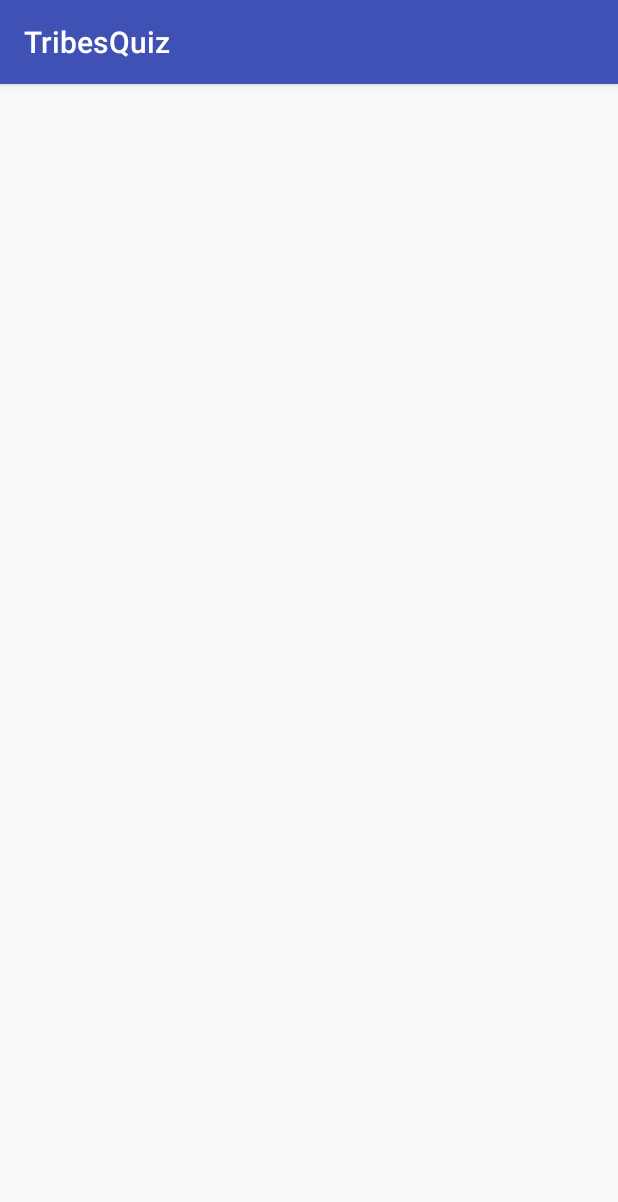
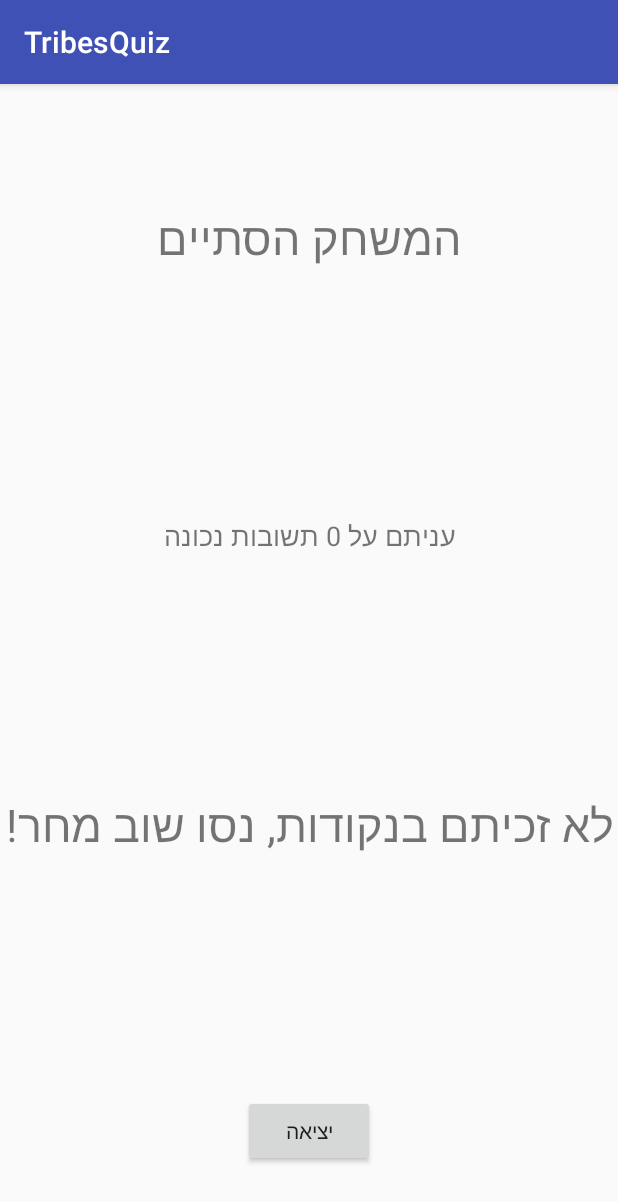
Before and after one commit to Wo1v3r/HackathonQ4US, an Android app: the EndActivity screen opened directly, with no data from a screen before it, on a phone screen of 412 x 824 dp. Shown: the top 1202 px of the screen. Run offline under Robolectric (Android 15) with nearby library versions, the phone set to English and light mode, and no system bars; our stand-ins replace ButterKnife.

Commit message:
Done the basic game

```diff
--- a/app/src/main/java/com/example/tribesquiz/EndActivity.java
+++ b/app/src/main/java/com/example/tribesquiz/EndActivity.java
@@ -1,14 +1,44 @@
 package com.example.tribesquiz;
 
+import android.content.Intent;
 import android.support.v7.app.AppCompatActivity;
 import android.os.Bundle;
+import android.view.View;
+import android.widget.TextView;
+
+import butterknife.BindView;
+import butterknife.ButterKnife;
 
 public class EndActivity extends AppCompatActivity {
+    private int score;
+    @BindView(R.id.resultsTextView) TextView resultsText;
+    @BindView(R.id.rewardText) TextView rewardText;
 
     @Override
     protected void onCreate(Bundle savedInstanceState) {
         super.onCreate(savedInstanceState);
         setContentView(R.layout.activity_end);
+        Intent intent = getIntent();
+        ButterKnife.bind(this);
+        score = intent.getIntExtra("QuizActivity.score",0);
+        resultsText.setText("עניתם על "+ score +" תשובות נכונה");
 
+        int reward = calculateReward(score);
+
+        if (reward != 0)
+            rewardText.setText("זכיתם ב " +reward+" נקודות");
+        else
+            rewardText.setText("לא זכיתם בנקודות, נסו שוב מחר!");
+    }
+
+    public void returnToMain(View view){
+        Intent intent = new Intent(this,MainActivity.class);
+        startActivity(intent);
+    }
+
+    private int calculateReward(int score){
+        if (score > 2 ) return score*10;
+
+        return 0;
     }
 }
--- a/app/src/main/java/com/example/tribesquiz/MainActivity.java
+++ b/app/src/main/java/com/example/tribesquiz/MainActivity.java
@@ -31,6 +31,12 @@ public class MainActivity extends AppCompatActivity {
     protected void onCreate(Bundle savedInstanceState) {
         super.onCreate(savedInstanceState);
         setContentView(R.layout.activity_main);
+
+        try{
+            Intent intent = getIntent();
+        }
+        catch(Exception ex){Log.d(TAG,ex.getMessage());}
+
 
 //        manager1 = MultiSenseAtomManager.getInstance(this);
 //        manager2 = MultiSenseAtomManager.getInstance(this);
--- a/app/src/main/res/layout/activity_end.xml
+++ b/app/src/main/res/layout/activity_end.xml
@@ -6,4 +6,51 @@
     android:layout_height="match_parent"
     tools:context="com.example.tribesquiz.EndActivity">
 
+    <TextView
+        android:id="@+id/gameOverText"
+        android:layout_width="wrap_content"
+        android:layout_height="wrap_content"
+        android:layout_marginTop="82dp"
+        android:text="המשחק הסתיים"
+        android:textSize="30sp"
+        app:layout_constraintLeft_toLeftOf="parent"
+        app:layout_constraintRight_toRightOf="parent"
+        app:layout_constraintTop_toTopOf="parent" />
+
+    <TextView
+        android:id="@+id/resultsTextView"
+        android:layout_width="wrap_content"
+        android:layout_height="wrap_content"
+        android:layout_marginTop="166dp"
+        android:text="עניתם על X תשובות נכונה"
+        android:textAlignment="center"
+        android:textSize="18sp"
+        app:layout_constraintLeft_toLeftOf="parent"
+        app:layout_constraintRight_toRightOf="parent"
+        app:layout_constraintTop_toBottomOf="@+id/gameOverText" />
+
+    <Button
+        android:id="@+id/backButton"
+        android:layout_width="wrap_content"
+        android:layout_height="wrap_content"
+        android:layout_marginBottom="46dp"
+        android:onClick="returnToMain"
+        android:text="יציאה"
+        app:layout_constraintBottom_toBottomOf="parent"
+        app:layout_constraintLeft_toLeftOf="parent"
+        app:layout_constraintRight_toRightOf="parent" />
+
+    <TextView
+        android:id="@+id/rewardText"
+        android:layout_width="wrap_content"
+        android:layout_height="wrap_content"
+        android:text="זכיתם בחי שקלים"
+        android:textSize="30sp"
+        app:layout_constraintLeft_toLeftOf="parent"
+        app:layout_constraintRight_toRightOf="parent"
+        android:layout_marginTop="8dp"
+        app:layout_constraintTop_toBottomOf="@+id/resultsTextView"
+        android:layout_marginBottom="8dp"
+        app:layout_constraintBottom_toTopOf="@+id/backButton" />
+
 </android.support.constraint.ConstraintLayout>
```
Also changed, not shown: app/src/main/res/layout/activity_main.xml (+17 -5 lines), app/src/main/Brace-web.png (added), app/src/main/brace_launcher-web.png (added), app/src/main/res/mipmap-hdpi/brace_launcher.png (added), app/src/main/res/mipmap-mdpi/brace_launcher.png (added), app/src/main/res/mipmap-xhdpi/brace_launcher.png (added), app/src/main/res/mipmap-xxhdpi/brace_launcher.png (added), app/src/main/res/mipmap-xxxhdpi/brace_launcher.png (added).
